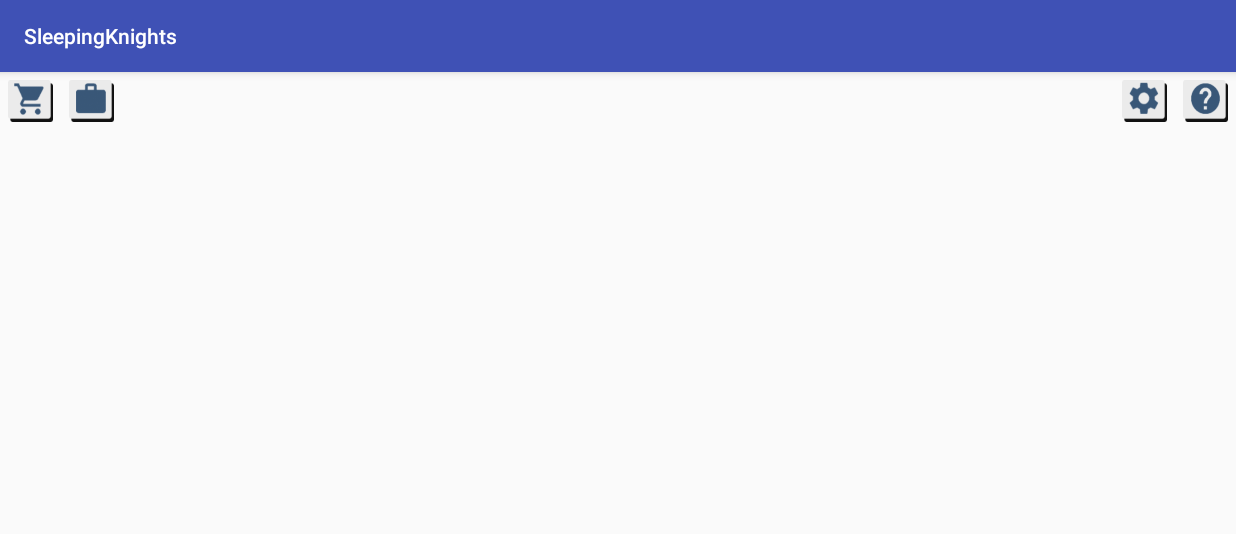
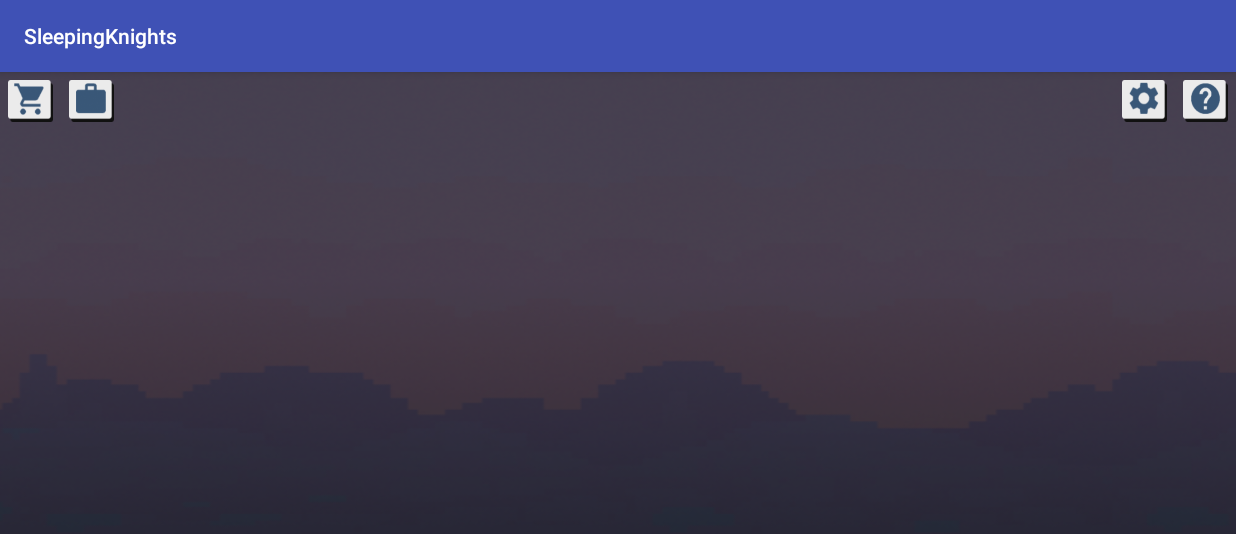
Before and after one commit to AlexAgnoII/SleepingKnights, an Android app: the GameActivity screen opened directly, with no data from a screen before it, on a phone screen of 824 x 412 dp (held sideways). Shown: the top 534 px of the screen. Run offline under Robolectric (Android 15) with nearby library versions, the phone set to English and light mode, and no system bars.

Commit message:
added splash and gameactivity layout

```diff
--- a/app/src/main/AndroidManifest.xml
+++ b/app/src/main/AndroidManifest.xml
@@ -30,6 +30,9 @@
 
         <activity android:name=".GameActivity"
                   android:screenOrientation="landscape" ></activity>
+
+        <activity android:name=".Splash"
+            android:screenOrientation="landscape" ></activity>
     </application>
 
 </manifest>
--- a/app/src/main/java/com/example/alexagnoii/sleepingknights/GameActivity.java
+++ b/app/src/main/java/com/example/alexagnoii/sleepingknights/GameActivity.java
@@ -1,13 +1,35 @@
 package com.example.alexagnoii.sleepingknights;
 
+import android.graphics.drawable.AnimationDrawable;
 import android.support.v7.app.AppCompatActivity;
 import android.os.Bundle;
+import android.view.View;
+import android.widget.Button;
+import android.widget.RelativeLayout;
 
 public class GameActivity extends AppCompatActivity {
+
+    RelativeLayout bg;
+    Button btnSettings, btnHelp, btnMarket, btnInventory;
 
     @Override
     protected void onCreate(Bundle savedInstanceState) {
         super.onCreate(savedInstanceState);
         setContentView(R.layout.activity_game);
+
+        btnSettings = (Button)findViewById(R.id.btn_settings);
+        btnHelp = (Button)findViewById(R.id.btn_help);
+        btnMarket = (Button)findViewById(R.id.btn_market);
+        btnInventory = (Button)findViewById(R.id.btn_inventory);
+
+
+        btnSettings.setOnClickListener(new View.OnClickListener() {
+            @Override
+            public void onClick(View view) {
+                // open dialog
+            }
+        });
+
+
     }
 }
--- a/app/src/main/res/layout/activity_game.xml
+++ b/app/src/main/res/layout/activity_game.xml
@@ -1,20 +1,24 @@
 <?xml version="1.0" encoding="utf-8"?>
-<LinearLayout xmlns:android="http://schemas.android.com/apk/res/android"
-    android:orientation="vertical" android:layout_width="match_parent"
-    android:layout_height="match_parent">
+<RelativeLayout
+    xmlns:android="http://schemas.android.com/apk/res/android"
+    android:orientation="vertical"
+    android:layout_width="match_parent"
+    android:layout_height="match_parent"
+    android:background="@drawable/gabg"
+    android:id="@id/mainbg">
 
     <RelativeLayout
         android:layout_width="match_parent"
         android:layout_height="wrap_content">
 
-        <ImageView
+        <Button
             android:id="@+id/btn_market"
             android:layout_width="30dp"
             android:layout_height="28dp"
             android:layout_margin="5dp"
             android:background="@drawable/market"/>
 
-        <ImageView
+        <Button
             android:id="@+id/btn_inventory"
             android:layout_width="30dp"
             android:layout_height="28dp"
@@ -22,7 +26,7 @@
             android:layout_toRightOf="@id/btn_market"
             android:background="@drawable/inv" />
 
-        <ImageView
+        <Button
             android:id="@+id/btn_settings"
             android:layout_width="30dp"
             android:layout_height="28dp"
@@ -31,7 +35,7 @@
             android:background="@drawable/settings"
             />
 
-        <ImageView
+        <Button
             android:id="@+id/btn_help"
             android:layout_width="30dp"
             android:layout_height="28dp"
@@ -41,4 +45,4 @@
 
     </RelativeLayout>
 
-</LinearLayout>
+</RelativeLayout>
```
Also changed, not shown: app/src/main/java/com/example/alexagnoii/sleepingknights/CharCreationActivity.java (+7 -3 lines), app/src/main/java/com/example/alexagnoii/sleepingknights/Splash.java (added, +44 -0 lines), app/src/main/res/drawable/zzzz.xml (added, +10 -0 lines), app/src/main/res/layout/activity_char_creation.xml (+20 -14 lines), app/src/main/res/layout/splash.xml (added, +29 -0 lines), app/src/main/res/drawable/gabg.png (added), app/src/main/res/drawable/z1.png (added), app/src/main/res/drawable/z2.png (added), app/src/main/res/drawable/z3.png (added), app/src/main/res/drawable/z4.png (added), app/src/main/res/drawable/z5.png (added), app/src/main/res/drawable/z6.png (added).
